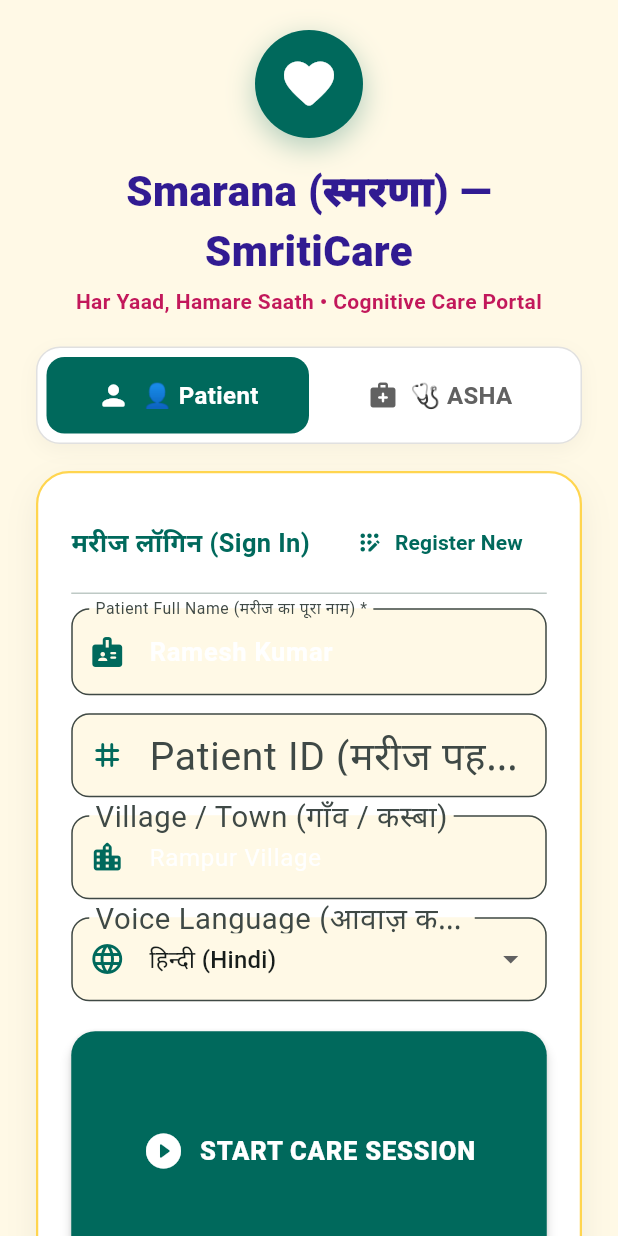
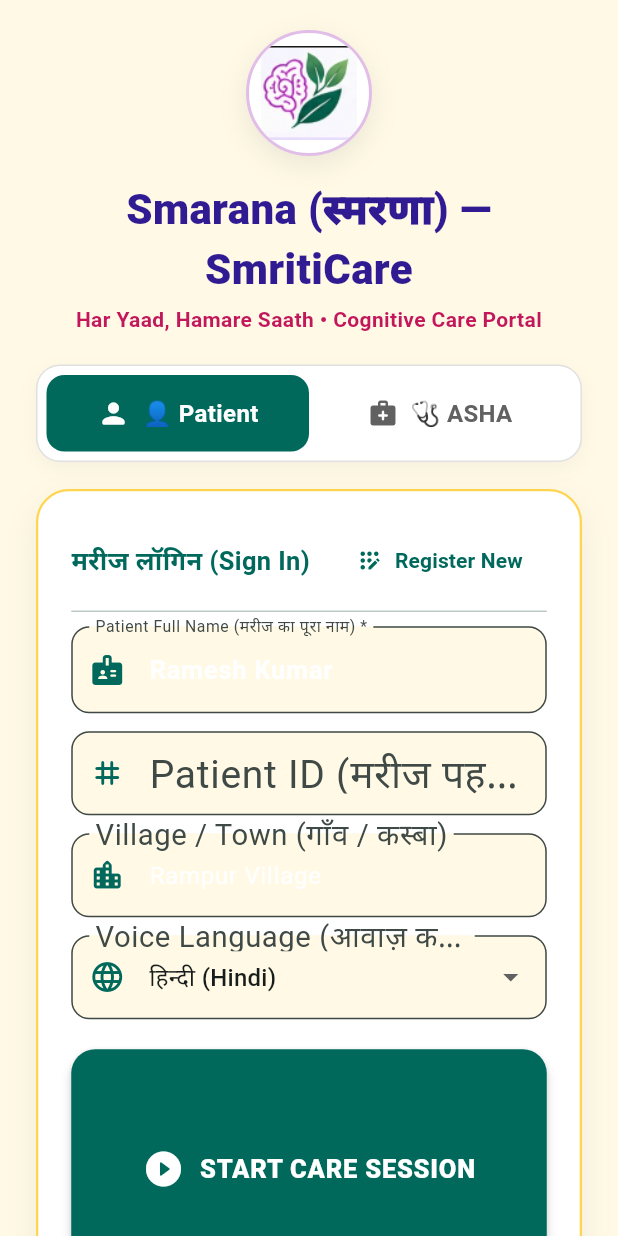
Before and after one commit to jharohan2022/Smriti_care, a Flutter app: the screen it shows after launch, after a tap on "Naya Registration / Switch Account (पंजी", on a phone screen of 412 x 824 dp. Run offline on Flutter 3.47's test engine with Material 3 defaults, Android fonts, the phone set to English and light mode, and no system bars; our stand-ins replace audioplayers, connectivity_plus, dio, flutter_riverpod, flutter_secure_storage, flutter_tts and 2 more; accounts and stored records are empty; generated files the repository leaves out were written again; network calls fail.

Commit message:
feat(mobile): replace logo with official Smarana brain and leaf logo across welcome screen, auth screen, dashboard, and launcher icons

```diff
--- a/apps/mobile/lib/features/auth/auth_screen.dart
+++ b/apps/mobile/lib/features/auth/auth_screen.dart
@@ -176,26 +176,31 @@ class _AuthScreenState extends ConsumerState<AuthScreen> {
                 mainAxisAlignment: MainAxisAlignment.center,
                 crossAxisAlignment: CrossAxisAlignment.stretch,
                 children: [
-                  // Logo & Header
+                  // Official App Logo Badge
                   Center(
                     child: Container(
-                      padding: const EdgeInsets.all(16),
+                      height: 84,
+                      width: 84,
                       decoration: BoxDecoration(
-                        color: isPatient ? const Color(0xFF00695C) : const Color(0xFF1565C0),
+                        color: Colors.white,
                         shape: BoxShape.circle,
+                        border: Border.all(color: const Color(0xFFE1BEE7), width: 2),
                         boxShadow: [
                           BoxShadow(
-                            color: (isPatient ? const Color(0xFF00695C) : const Color(0xFF1565C0))
-                                .withOpacity(0.3),
+                            color: Colors.black.withOpacity(0.08),
                             blurRadius: 16,
                             offset: const Offset(0, 6),
                           ),
                         ],
                       ),
-                      child: Icon(
-                        isPatient ? Icons.favorite_rounded : Icons.health_and_safety_rounded,
-                        size: 40,
-                        color: Colors.white,
+                      child: ClipOval(
+                        child: Padding(
+                          padding: const EdgeInsets.all(8.0),
+                          child: Image.asset(
+                            'assets/images/app_logo.png',
+                            fit: BoxFit.contain,
+                          ),
+                        ),
                       ),
                     ),
                   ),
--- a/apps/mobile/lib/features/patient/welcome/patient_welcome_screen.dart
+++ b/apps/mobile/lib/features/patient/welcome/patient_welcome_screen.dart
@@ -64,31 +64,31 @@ class PatientWelcomeScreen extends ConsumerWidget {
 
               const SizedBox(height: 8),
 
-              // Brand Logo: Brain + Leaf with Red & Purple Accents
+              // Brand Logo: Official Smarana Brain + Leaves Logo
               Center(
                 child: Container(
-                  padding: const EdgeInsets.all(12),
+                  height: 84,
+                  width: 84,
                   decoration: BoxDecoration(
-                    color: const Color(0xFFF3E5F5),
+                    color: Colors.white,
                     shape: BoxShape.circle,
-                    border: Border.all(color: const Color(0xFFE1BEE7), width: 1.5),
+                    border: Border.all(color: const Color(0xFFE1BEE7), width: 2),
                     boxShadow: [
                       BoxShadow(
-                        color: const Color(0xFF6A1B9A).withOpacity(0.08),
-                        blurRadius: 16,
+                        color: const Color(0xFF6A1B9A).withOpacity(0.12),
+                        blurRadius: 18,
                         offset: const Offset(0, 4),
                       ),
                     ],
                   ),
-                  child: Row(
-                    mainAxisSize: MainAxisSize.min,
-                    children: [
-                      const Icon(Icons.psychology_rounded, size: 38, color: Color(0xFF7B1FA2)),
-                      Transform.translate(
-                        offset: const Offset(-4, -4),
-                        child: const Icon(Icons.eco_rounded, size: 30, color: Color(0xFF2E7D32)),
+                  child: ClipOval(
+                    child: Padding(
+                      padding: const EdgeInsets.all(8.0),
+                      child: Image.asset(
+                        'assets/images/app_logo.png',
+                        fit: BoxFit.contain,
                       ),
-                    ],
+                    ),
                   ),
                 ),
               ),
```
Also changed, not shown: apps/mobile/lib/features/patient/dashboard/easy_dashboard_screen.dart (+37 -1 lines), apps/mobile/assets/images/app_logo.png (added), 4 other files.
